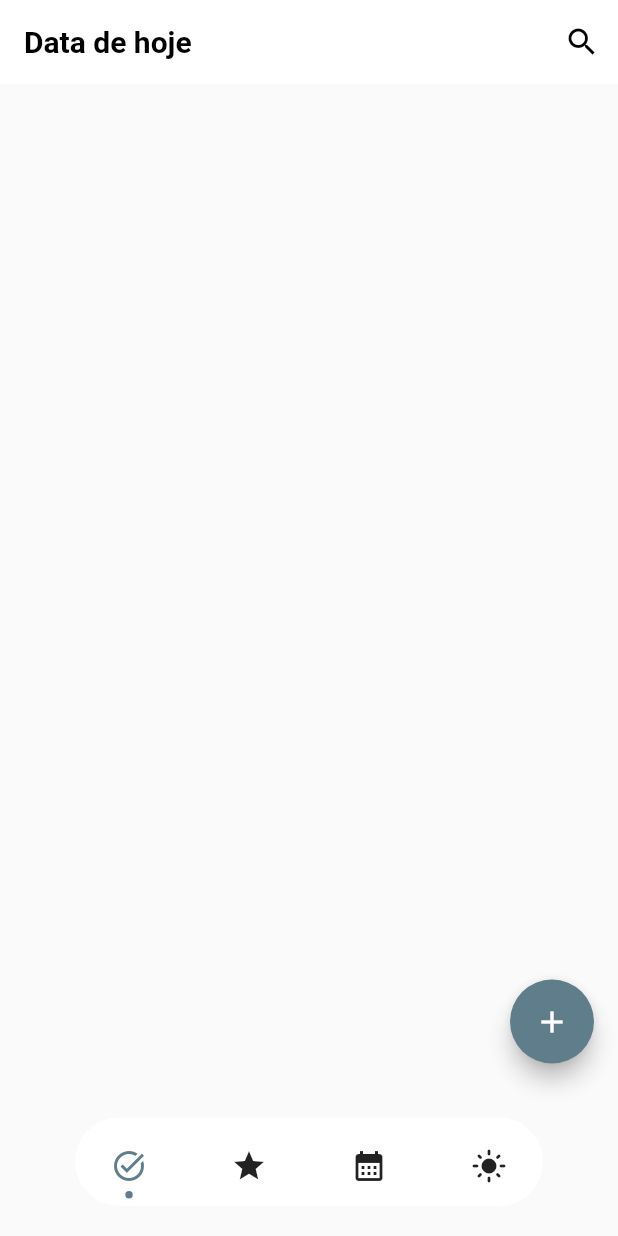
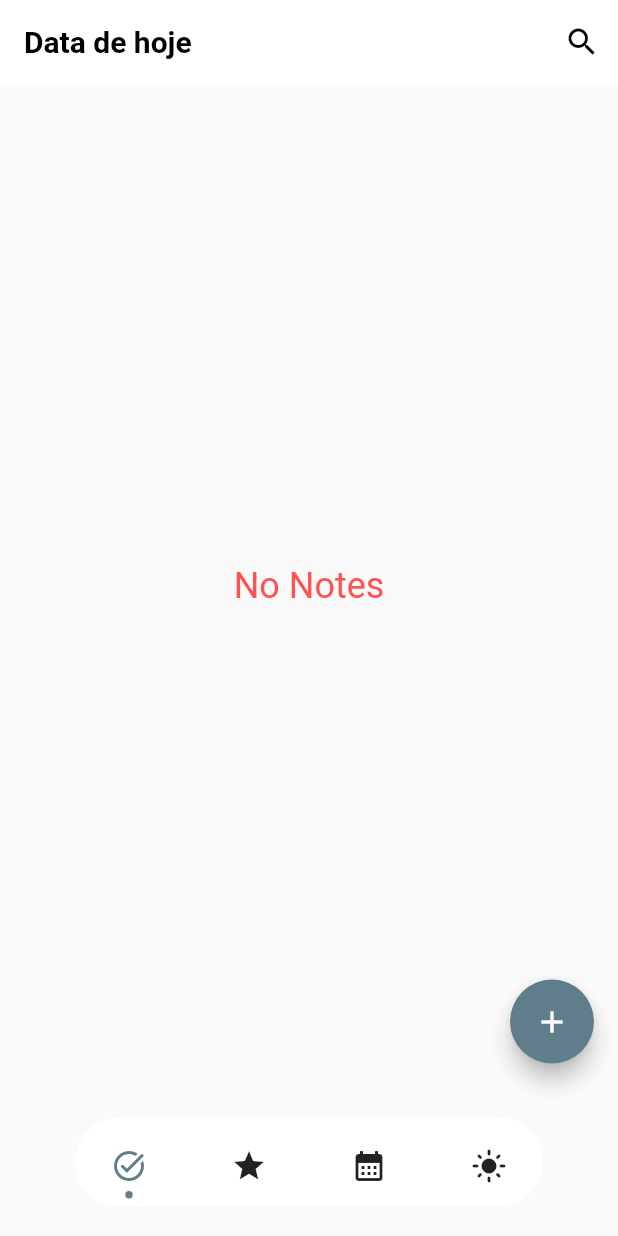
Before and after one commit to Elison12/TODO-flutter, a Flutter app: the screen it shows after launch, on a phone screen of 412 x 824 dp. Run offline on Flutter 3.47's test engine with Material 2 defaults, Android fonts, the phone set to English and light mode, and no system bars; drawn by our look-alikes of dot_navigation_bar; our stand-ins replace flutter_datetime_picker, sqflite; accounts and stored records are empty.

Commit message:
:bug: mostrando tasks do banco

```diff
--- a/lib/models/task_model.dart
+++ b/lib/models/task_model.dart
@@ -25,7 +25,7 @@ class NoteCardWidget extends StatelessWidget {
             Scaffold.of(context)
                 .showSnackBar(const SnackBar(behavior: SnackBarBehavior.floating, content: Text("Concluida")));
           },
-          background: UnconstrainedBox(
+          background: const UnconstrainedBox(
                 alignment: Alignment.centerRight,
                 constrainedAxis: Axis.vertical,
               ),
--- a/lib/pages/home_page.dart
+++ b/lib/pages/home_page.dart
@@ -1,12 +1,8 @@
 import 'package:flutter/material.dart';
 import 'package:dot_navigation_bar/dot_navigation_bar.dart';
 import 'package:flutter_datetime_picker/flutter_datetime_picker.dart';
-import 'package:flutter_staggered_grid_view/flutter_staggered_grid_view.dart';
-import 'package:todo_app/models/clip.dart';
 import 'package:todo_app/models/task_model.dart';
-
 import '../db/notes_database.dart';
-import '../models/medicamentos.dart';
 import '../models/note.dart';
 import 'addTask_page.dart';
 
@@ -41,9 +37,9 @@ class _HomePageState extends State<HomePage> {
 
   Future refreshNotes() async {
     setState(() => isLoading = true);
-    this.notes = await NoteDataBase.instance.readAllNotes();
+    notes = await NoteDataBase.instance.readAllNotes();
 
-    setState(() => isLoading == false);
+    setState(() => isLoading = false);
   }
 
   void _handleIndexChanged(int i) {
@@ -178,7 +174,16 @@ class _HomePageState extends State<HomePage> {
       //       child: tasks_list()),
       //   ],
       // ),
-      body: Center(child: tasks_list()),
+      body: Center(
+        child: isLoading
+            ? CircularProgressIndicator()
+            : notes.isEmpty
+                ? Text(
+                    'No Notes',
+                    style: TextStyle(color: Colors.redAccent, fontSize: 24),
+                  )
+                : tasks_list(),
+      ),
       bottomNavigationBar: DotNavigationBar(
         currentIndex: _SelectedTab.values.indexOf(_selectedTab),
         onTap: _handleIndexChanged,
```
Also changed, not shown: flutter_01.png (added). Lines whose indentation alone changed are shown as unchanged.
